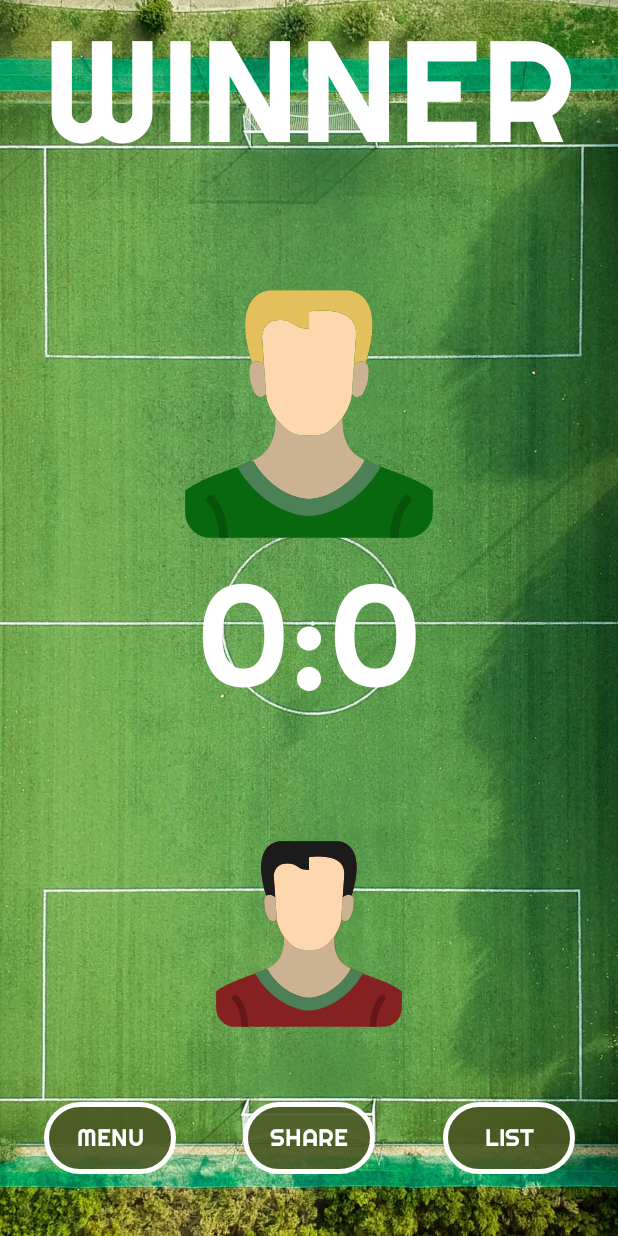
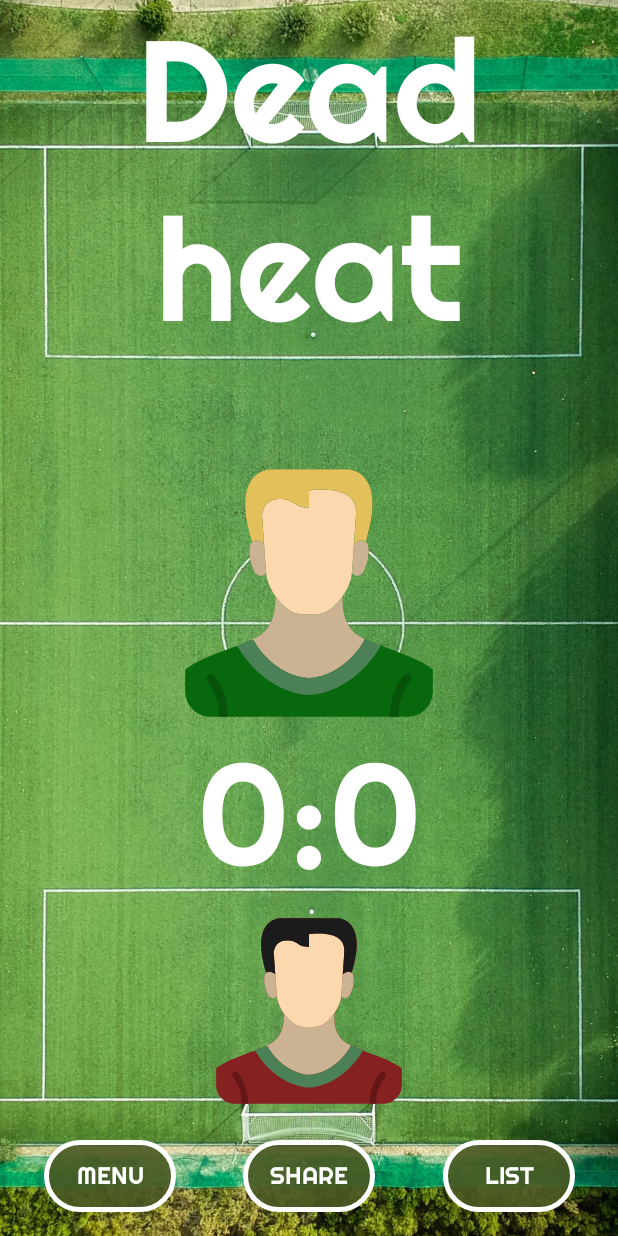
Before and after one commit to ZGoblin/goal_counter, an Android app: the WinnerActivity screen opened directly, with no data from a screen before it, on a phone screen of 412 x 824 dp. Run offline under Robolectric (Android 15) with nearby library versions, the phone set to English and light mode, and no system bars.

Commit message:
fix  dead heat

```diff
--- a/app/src/main/java/com/example/goalcounter/WinnerActivity.kt
+++ b/app/src/main/java/com/example/goalcounter/WinnerActivity.kt
@@ -109,7 +109,8 @@ class WinnerActivity:AppCompatActivity() {
         val firstTeamScore = intent.getIntExtra(FIRST_TEAM_SCORE, 0)
         val secondTeamScore = intent.getIntExtra(SECOND_TEAM_SCORE, 0)
         binding.tvScore.text = getString(R.string.score, firstTeamScore, secondTeamScore)
-        if (secondTeamScore > firstTeamScore) {
+        when {
+            secondTeamScore > firstTeamScore -> {
                 val winner = intent.getStringExtra(SECOND_TEAM_NAME)
                 binding.tvWinnerName.text = winner
                 binding.ivWinner.setImageResource(R.drawable.ic_playerl)
@@ -119,16 +120,22 @@ class WinnerActivity:AppCompatActivity() {
                     DataHolder.instance().addWinner(it, secondTeamScore)
                 }
             }
-        else {
+            secondTeamScore < firstTeamScore -> {
                 val winner = intent.getStringExtra(FIRST_TEAM_NAME)
+                binding.tvWinnerName.text = winner
+                binding.ivWinner.setImageResource(R.drawable.ic_playerw)
+                binding.tvLoserName.text = intent.getStringExtra(SECOND_TEAM_NAME)
+                binding.ivLoser.setImageResource(R.drawable.ic_playerl)
+                winner?.let {
+                    DataHolder.instance().addWinner(it, firstTeamScore)
+                }
+            }
+            else -> {
+                binding.tvWinner.text = getString(R.string.dead_head)
                 binding.tvWinnerName.text = intent.getStringExtra(FIRST_TEAM_NAME)
                 binding.ivWinner.setImageResource(R.drawable.ic_playerw)
                 binding.tvLoserName.text = intent.getStringExtra(SECOND_TEAM_NAME)
                 binding.ivLoser.setImageResource(R.drawable.ic_playerl)
-            if (secondTeamScore != firstTeamScore) {
-                winner?.let {
-                    DataHolder.instance().addWinner(it, firstTeamScore)
-                }
             }
         }
     }
--- a/app/src/main/res/values/strings.xml
+++ b/app/src/main/res/values/strings.xml
@@ -32,4 +32,5 @@
     <string name="score">%d:%d</string>
     <string name="winner_list">Winner list</string>
     <string name="go">Go!</string>
+    <string name="dead_head">Dead heat</string>
 </resources>
```
Lines whose indentation alone changed are shown as unchanged.
